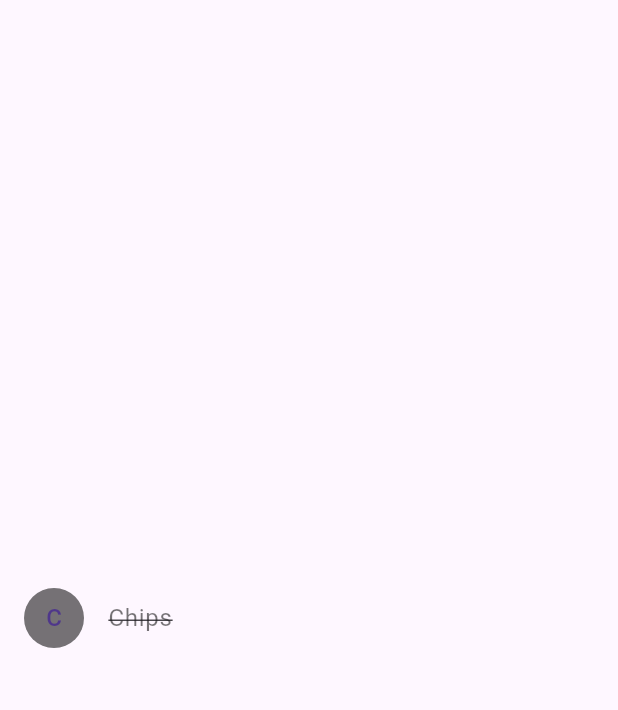
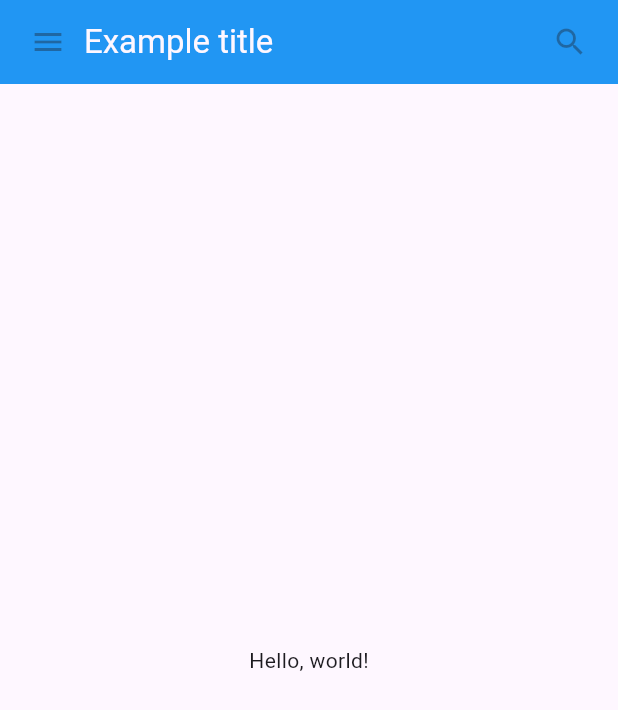
Before and after one commit to elizaalmazbekovna/31daysGithub, a Flutter app: the screen it shows after launch, on a phone screen of 412 x 824 dp. Shown: the top 710 px of the screen. Run offline on Flutter 3.47's test engine with Material 3 defaults, Android fonts, the phone set to English and light mode, and no system bars.

```diff
--- a/lib/main.dart
+++ b/lib/main.dart
@@ -1,70 +1,78 @@
 import 'package:flutter/material.dart';
 
-class Product {
-  const Product({required this.name});
+class MyAppBar extends StatelessWidget {
+  const MyAppBar({required this.title, super.key});
 
-  final String name;
-}
+  // Fields in a Widget subclass are always marked "final".
 
-typedef CartChangedCallback = Function(Product product, bool inCart);
-
-class ShoppingListItem extends StatelessWidget {
-  ShoppingListItem({
-    required this.product,
-    required this.inCart,
-    required this.onCartChanged,
-  }) : super(key: ObjectKey(product));
-
-  final Product product;
-  final bool inCart;
-  final CartChangedCallback onCartChanged;
-
-  Color _getColor(BuildContext context) {
-    // The theme depends on the BuildContext because different
-    // parts of the tree can have different themes.
-    // The BuildContext indicates where the build is
-    // taking place and therefore which theme to use.
-
-    return inCart //
-        ? Colors.black54
-        : Theme.of(context).primaryColor;
-  }
-
-  TextStyle? _getTextStyle(BuildContext context) {
-    if (!inCart) return null;
-
-    return const TextStyle(
-      color: Colors.black54,
-      decoration: TextDecoration.lineThrough,
-    );
-  }
+  final Widget title;
 
   @override
   Widget build(BuildContext context) {
-    return ListTile(
-      onTap: () {
-        onCartChanged(product, inCart);
-      },
-      leading: CircleAvatar(
-        backgroundColor: _getColor(context),
-        child: Text(product.name[0]),
+    return Container(
+      height: 56, // in logical pixels
+      padding: const EdgeInsets.symmetric(horizontal: 8),
+      decoration: BoxDecoration(color: Colors.blue[500]),
+      // Row is a horizontal, linear layout.
+      child: Row(
+        children: [
+          const IconButton(
+            icon: Icon(Icons.menu),
+            tooltip: 'Navigation menu',
+            onPressed: null, // null disables the button
+          ),
+          // Expanded expands its child
+          // to fill the available space.
+          Expanded(
+            child: title,
+          ),
+          const IconButton(
+            icon: Icon(Icons.search),
+            tooltip: 'Search',
+            onPressed: null,
+          ),
+        ],
       ),
-      title: Text(product.name, style: _getTextStyle(context)),
+    );
+  }
+}
+
+class MyScaffold extends StatelessWidget {
+  const MyScaffold({super.key});
+
+  @override
+  Widget build(BuildContext context) {
+    // Material is a conceptual piece
+    // of paper on which the UI appears.
+    return Material(
+      // Column is a vertical, linear layout.
+      child: Column(
+        children: [
+          MyAppBar(
+            title: Text(
+              'Example title',
+              style: Theme.of(context) //
+                  .primaryTextTheme
+                  .titleLarge,
+            ),
+          ),
+          const Expanded(
+            child: Center(
+              child: Text('Hello, world!'),
+            ),
+          ),
+        ],
+      ),
     );
   }
 }
 
 void main() {
   runApp(
-    MaterialApp(
-      home: Scaffold(
-        body: Center(
-          child: ShoppingListItem(
-            product: const Product(name: 'Chips'),
-            inCart: true,
-            onCartChanged: (product, inCart) {},
-          ),
-        ),
+    const MaterialApp(
+      title: 'My app', // used by the OS task switcher
+      home: SafeArea(
+        child: MyScaffold(),
       ),
     ),
   );
```
Also changed, not shown: lib/solutions.dart (added, +46 -0 lines).
